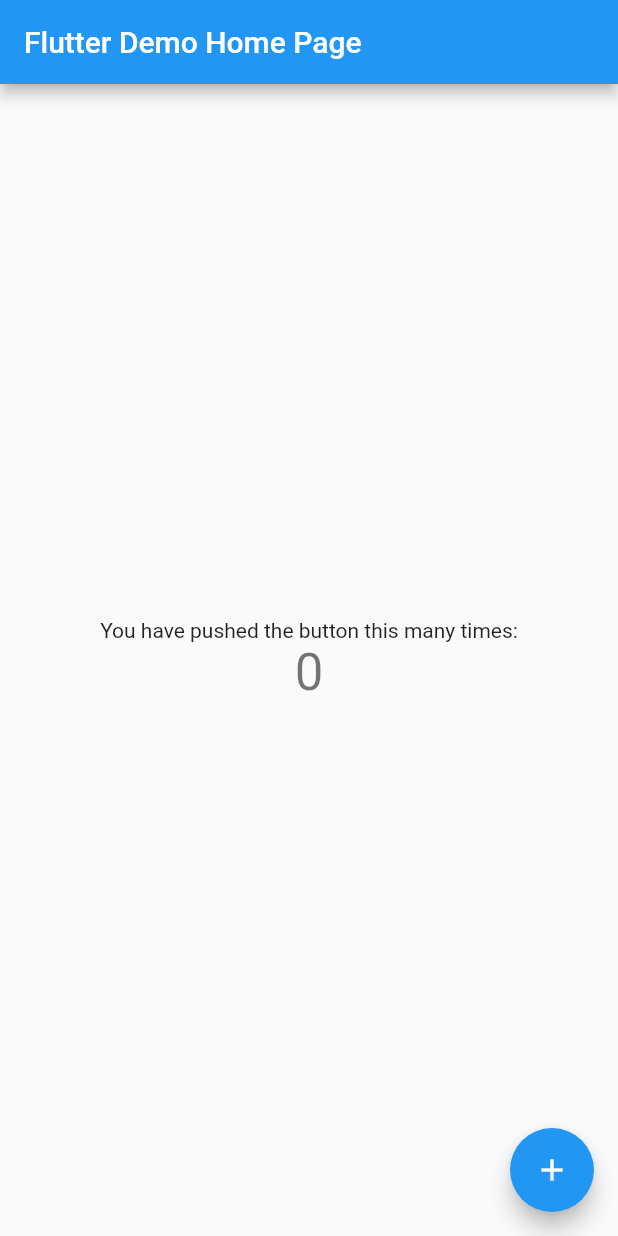
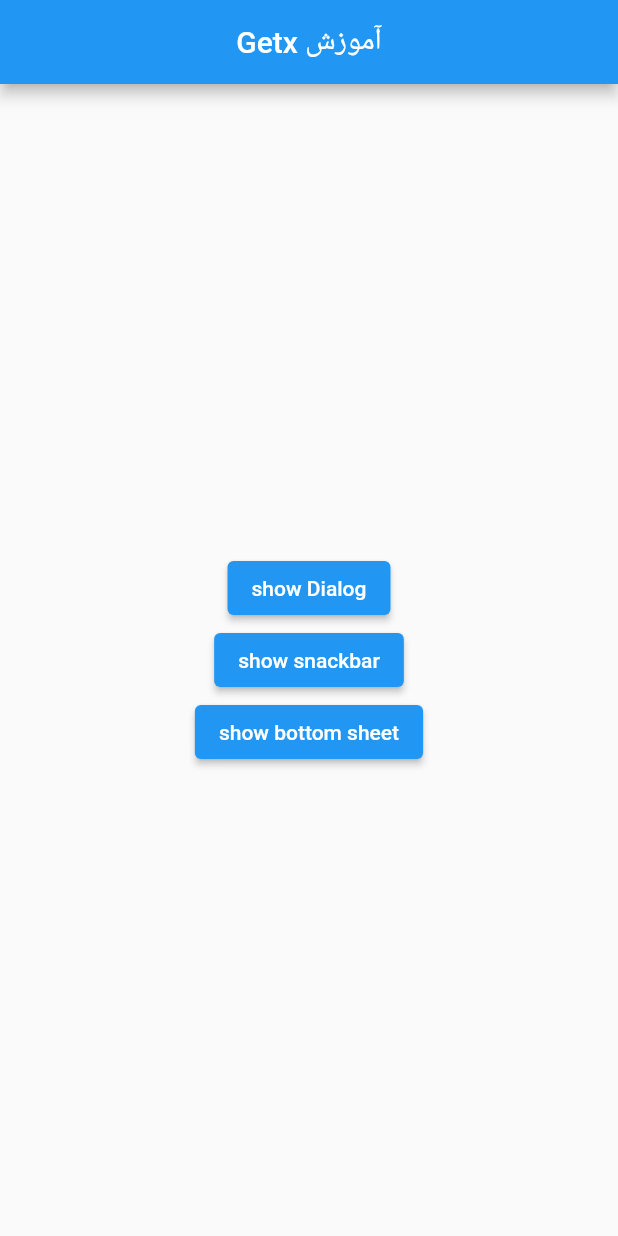
Before and after one commit to Mortaza-Karimi/Getx-Tutorial, a Flutter app: the screen it shows after launch, on a phone screen of 412 x 824 dp. Run offline on Flutter 3.47's test engine with Material 2 defaults, Android fonts, the light colour scheme and no system bars; our stand-ins replace get.

Commit message:
learn dialog,snackbar and bottomsheet

```diff
--- a/lib/main.dart
+++ b/lib/main.dart
@@ -1,4 +1,6 @@
 import 'package:flutter/material.dart';
+import 'package:getxtutorial/homePage.dart';
+import 'package:get/get.dart';
 
 void main() {
   runApp(const MyApp());
@@ -7,109 +9,14 @@
 class MyApp extends StatelessWidget {
   const MyApp({Key? key}) : super(key: key);
 
-  // This widget is the root of your application.
   @override
   Widget build(BuildContext context) {
-    return MaterialApp(
-      title: 'Flutter Demo',
-      theme: ThemeData(
-        // This is the theme of your application.
-        //
-        // Try running your application with "flutter run". You'll see the
-        // application has a blue toolbar. Then, without quitting the app, try
-        // changing the primarySwatch below to Colors.green and then invoke
-        // "hot reload" (press "r" in the console where you ran "flutter run",
-        // or simply save your changes to "hot reload" in a Flutter IDE).
-        // Notice that the counter didn't reset back to zero; the application
-        // is not restarted.
-        primarySwatch: Colors.blue,
+    return const GetMaterialApp(
+      debugShowCheckedModeBanner: false,
+      home: Directionality(
+        child: HomePage(),
+        textDirection: TextDirection.rtl,
       ),
-      home: const MyHomePage(title: 'Flutter Demo Home Page'),
     );
   }
 }
-
-class MyHomePage extends StatefulWidget {
-  const MyHomePage({Key? key, required this.title}) : super(key: key);
-
-  // This widget is the home page of your application. It is stateful, meaning
-  // that it has a State object (defined below) that contains fields that affect
-  // how it looks.
-
-  // This class is the configuration for the state. It holds the values (in this
-  // case the title) provided by the parent (in this case the App widget) and
-  // used by the build method of the State. Fields in a Widget subclass are
-  // always marked "final".
-
-  final String title;
-
-  @override
-  State<MyHomePage> createState() => _MyHomePageState();
-}
-
-class _MyHomePageState extends State<MyHomePage> {
-  int _counter = 0;
-
-  void _incrementCounter() {
-    setState(() {
-      // This call to setState tells the Flutter framework that something has
-      // changed in this State, which causes it to rerun the build method below
-      // so that the display can reflect the updated values. If we changed
-      // _counter without calling setState(), then the build method would not be
-      // called again, and so nothing would appear to happen.
-      _counter++;
-    });
-  }
-
-  @override
-  Widget build(BuildContext context) {
-    // This method is rerun every time setState is called, for instance as done
-    // by the _incrementCounter method above.
-    //
-    // The Flutter framework has been optimized to make rerunning build methods
-    // fast, so that you can just rebuild anything that needs updating rather
-    // than having to individually change instances of widgets.
-    return Scaffold(
-      appBar: AppBar(
-        // Here we take the value from the MyHomePage object that was created by
-        // the App.build method, and use it to set our appbar title.
-        title: Text(widget.title),
-      ),
-      body: Center(
-        // Center is a layout widget. It takes a single child and positions it
-        // in the middle of the parent.
-        child: Column(
-          // Column is also a layout widget. It takes a list of children and
-          // arranges them vertically. By default, it sizes itself to fit its
-          // children horizontally, and tries to be as tall as its parent.
-          //
-          // Invoke "debug painting" (press "p" in the console, choose the
-          // "Toggle Debug Paint" action from the Flutter Inspector in Android
-          // Studio, or the "Toggle Debug Paint" command in Visual Studio Code)
-          // to see the wireframe for each widget.
-          //
-          // Column has various properties to control how it sizes itself and
-          // how it positions its children. Here we use mainAxisAlignment to
-          // center the children vertically; the main axis here is the vertical
-          // axis because Columns are vertical (the cross axis would be
-          // horizontal).
-          mainAxisAlignment: MainAxisAlignment.center,
-          children: <Widget>[
-            const Text(
-              'You have pushed the button this many times:',
-            ),
-            Text(
-              '$_counter',
-              style: Theme.of(context).textTheme.headline4,
-            ),
-          ],
-        ),
-      ),
-      floatingActionButton: FloatingActionButton(
-        onPressed: _incrementCounter,
-        tooltip: 'Increment',
-        child: const Icon(Icons.add),
-      ), // This trailing comma makes auto-formatting nicer for build methods.
-    );
-  }
-}
```
Also changed, not shown: lib/homePage.dart (added, +155 -0 lines).
